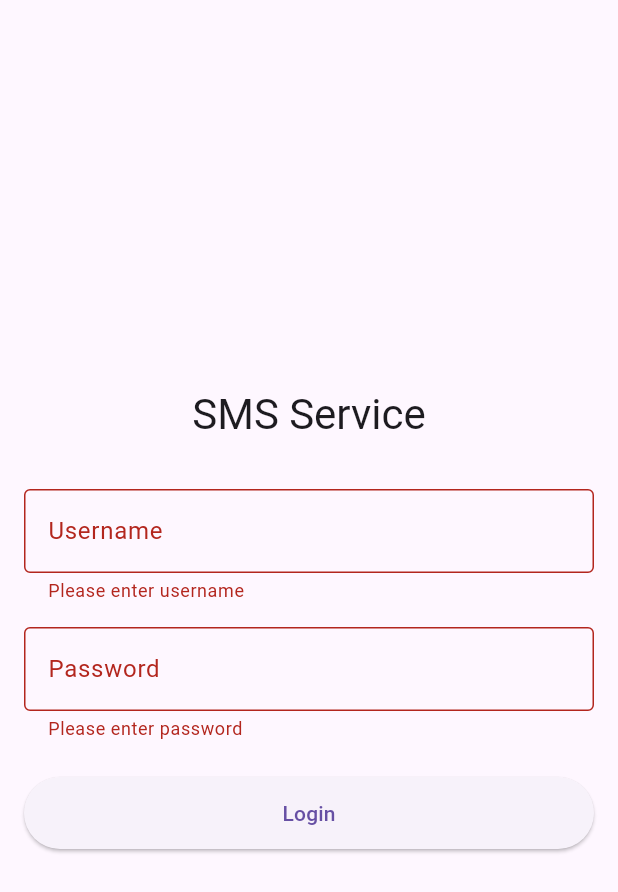
After one commit to xxparthparekhxx/sms-service, a Flutter app: the LoginScreen screen opened directly, after a tap on "Login", on a phone screen of 412 x 824 dp. The commit adds this screen. Shown: the top 892 px of the screen. Run offline on Flutter 3.47's test engine with Material 3 defaults, Android fonts, the phone set to English and light mode, and no system bars; our stand-ins replace hive_flutter; accounts and stored records are empty.

Commit message:
added login screen and almost all the logic of the backend interaction

```diff
--- /dev/null
+++ b/lib/models/device.dart
@@ -0,0 +1,57 @@
+class Device {
+  final int id;
+  final String name;
+  final String fcmToken;
+  final String phoneNumber;
+  final String secretKey;
+  final int smsLimit;
+
+  Device({
+    required this.id,
+    required this.name,
+    required this.fcmToken,
+    required this.phoneNumber,
+    required this.secretKey,
+    required this.smsLimit,
+  });
+
+  factory Device.fromJson(Map<String, dynamic> json) {
+    return Device(
+      id: json['id'],
+      name: json['name'],
+      fcmToken: json['fcm_token'],
+      phoneNumber: json['phone_number'],
+      secretKey: json['secret_key'],
+      smsLimit: json['sms_limit'],
+    );
+  }
+
+  Map<String, dynamic> toJson() {
+    return {
+      'id': id,
+      'name': name,
+      'fcm_token': fcmToken,
+      'phone_number': phoneNumber,
+      'secret_key': secretKey,
+      'sms_limit': smsLimit,
+    };
+  }
+
+  Device copyWith({
+    int? id,
+    String? name,
+    String? fcmToken,
+    String? phoneNumber,
+    String? secretKey,
+    int? smsLimit,
+  }) {
+    return Device(
+      id: id ?? this.id,
+      name: name ?? this.name,
+      fcmToken: fcmToken ?? this.fcmToken,
+      phoneNumber: phoneNumber ?? this.phoneNumber,
+      secretKey: secretKey ?? this.secretKey,
+      smsLimit: smsLimit ?? this.smsLimit,
+    );
+  }
+}
--- /dev/null
+++ b/lib/pages/login.dart
@@ -0,0 +1,106 @@
+import 'package:flutter/material.dart';
+import 'package:provider/provider.dart';
+import 'package:sms_service/root_provider.dart';
+
+class LoginScreen extends StatefulWidget {
+  const LoginScreen({super.key});
+
+  @override
+  State<LoginScreen> createState() => _LoginScreenState();
+}
+
+class _LoginScreenState extends State<LoginScreen> {
+  final _formKey = GlobalKey<FormState>();
+  final _usernameController = TextEditingController();
+  final _passwordController = TextEditingController();
+  bool _isLoading = false;
+
+  Future<void> _handleLogin() async {
+    if (_formKey.currentState!.validate()) {
+      setState(() => _isLoading = true);
+
+      final success = await context.read<RootProvider>().login(
+            _usernameController.text,
+            _passwordController.text,
+          );
+
+      setState(() => _isLoading = false);
+
+      if (!success && mounted) {
+        ScaffoldMessenger.of(context).showSnackBar(
+          const SnackBar(content: Text('Login failed')),
+        );
+      }
+    }
+  }
+
+  @override
+  Widget build(BuildContext context) {
+    return Scaffold(
+      body: SafeArea(
+        child: Padding(
+          padding: const EdgeInsets.all(16.0),
+          child: Form(
+            key: _formKey,
+            child: Column(
+              mainAxisAlignment: MainAxisAlignment.center,
+              children: [
+                Text(
+                  'SMS Service',
+                  style: Theme.of(context).textTheme.headlineMedium,
+                ),
+                const SizedBox(height: 32),
+                TextFormField(
+                  controller: _usernameController,
+                  decoration: const InputDecoration(
+                    labelText: 'Username',
+                    border: OutlineInputBorder(),
+                  ),
+                  validator: (value) {
+                    if (value?.isEmpty ?? true) {
+                      return 'Please enter username';
+                    }
+                    return null;
+                  },
+                ),
+                const SizedBox(height: 16),
+                TextFormField(
+                  controller: _passwordController,
+                  decoration: const InputDecoration(
+                    labelText: 'Password',
+                    border: OutlineInputBorder(),
+                  ),
+                  obscureText: true,
+                  validator: (value) {
+                    if (value?.isEmpty ?? true) {
+                      return 'Please enter password';
+                    }
+                    return null;
+                  },
+                ),
+                const SizedBox(height: 24),
+                SizedBox(
+                  width: double.infinity,
+                  height: 48,
+                  child: ElevatedButton(
+                    onPressed: _isLoading ? null : _handleLogin,
+                    child: _isLoading
+                        ? const CircularProgressIndicator()
+                        : const Text('Login'),
+                  ),
+                ),
+              ],
+            ),
+          ),
+        ),
+      ),
+    );
+  }
+
+  @override
+  void dispose() {
+    _usernameController.dispose();
+    _passwordController.dispose();
+    super.dispose();
+  }
+}
```
Also changed, not shown: lib/main.dart (+19 -1 lines), lib/root_provider.dart (added, +115 -0 lines), lib/services/api_service.dart (added, +210 -0 lines), lib/services/storage_service.dart (added, +40 -0 lines), pubspec.yaml (+7 -66 lines), pubspec.lock, 10 other files.
